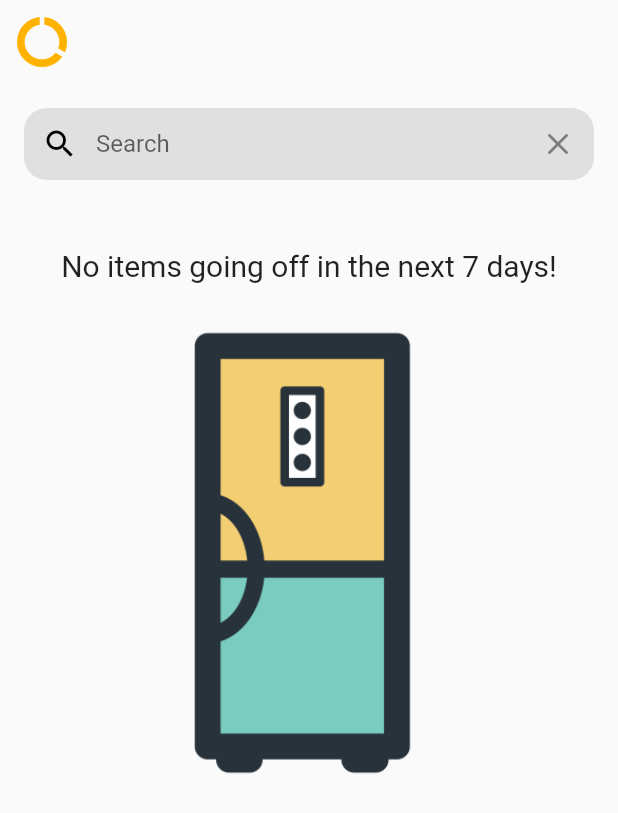
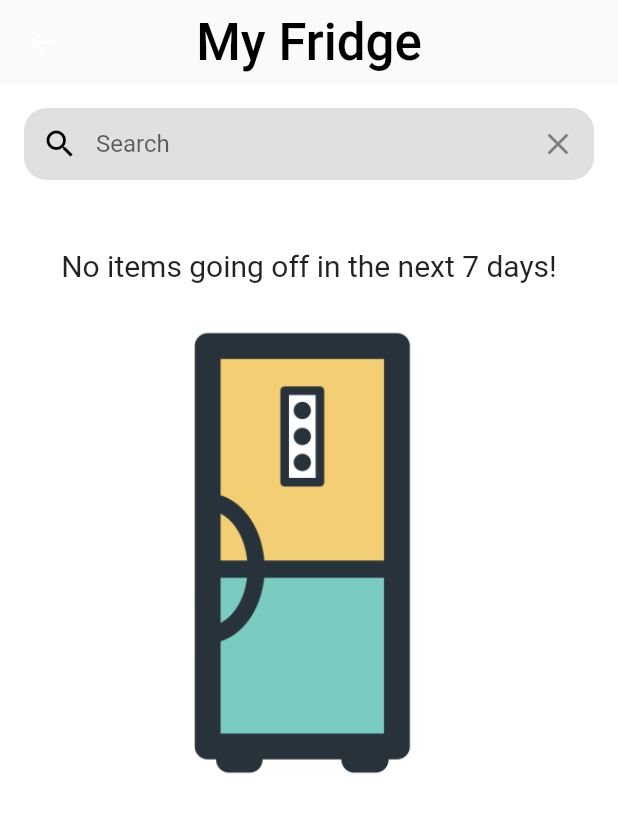
Before and after one commit to NterpriseCEO/GoogleSolutions, a Flutter app: the ExpirationPage screen opened directly, on a phone screen of 412 x 824 dp. Shown: the top 813 px of the screen. Run offline on Flutter 3.47's test engine with Material 2 defaults, Android fonts, the phone set to English and light mode, and no system bars; our stand-ins replace camera, cloud_firestore, firebase_auth, firebase_core, firebase_messaging, flutter_local_notifications and 9 more; missing offline and left inert: flutter_picker, google_ml_kit; accounts and stored records are empty; statements that could not run were skipped.

Commit message:
Minor fixes

```diff
--- a/lib/pages/ExpirationPage.dart
+++ b/lib/pages/ExpirationPage.dart
@@ -29,20 +29,18 @@ class _ExpirationPageState extends State<ExpirationPage> {
       appBar: AppBar(
         backgroundColor: Colors.transparent,
         elevation: 0,
-        leading: IconButton(
-          iconSize: 40,
-          tooltip: 'Expiration',
-          icon: Icon(
-            Icons.data_usage,
-            color: Colors.amber[600],
-            semanticLabel: "Test",
-          ),
-          onPressed: () {
-            Navigator.pushNamed(context, "/Dashboard");
-          },
+        centerTitle: true,
+        title: Text(
+          "My Fridge",
+          style: TextStyle(
+              color: Colors.black,
+              fontSize: 34.0
+          )
         ),
       ),
-      body: Padding(
+      body: Container(
+        color: Colors.white,
+        child: Padding(
           padding: EdgeInsets.fromLTRB(16.0, 16.0, 16.0, 0.0),
           child: Column(
             children: <Widget>[
@@ -109,6 +107,7 @@ class _ExpirationPageState extends State<ExpirationPage> {
             ],
           ),
         ),
+      ),
     );
   }
 }
--- a/lib/pages/InventoryOverview.dart
+++ b/lib/pages/InventoryOverview.dart
@@ -66,7 +66,7 @@ class _InventoryOverviewState extends State<InventoryOverview> {
         ),
         centerTitle: true,
         title: Text(
-          "My Fridge",
+          "Expiration",
           style: TextStyle(
             color: Colors.black,
             fontSize: 34.0
```
Lines whose indentation alone changed are shown as unchanged.
